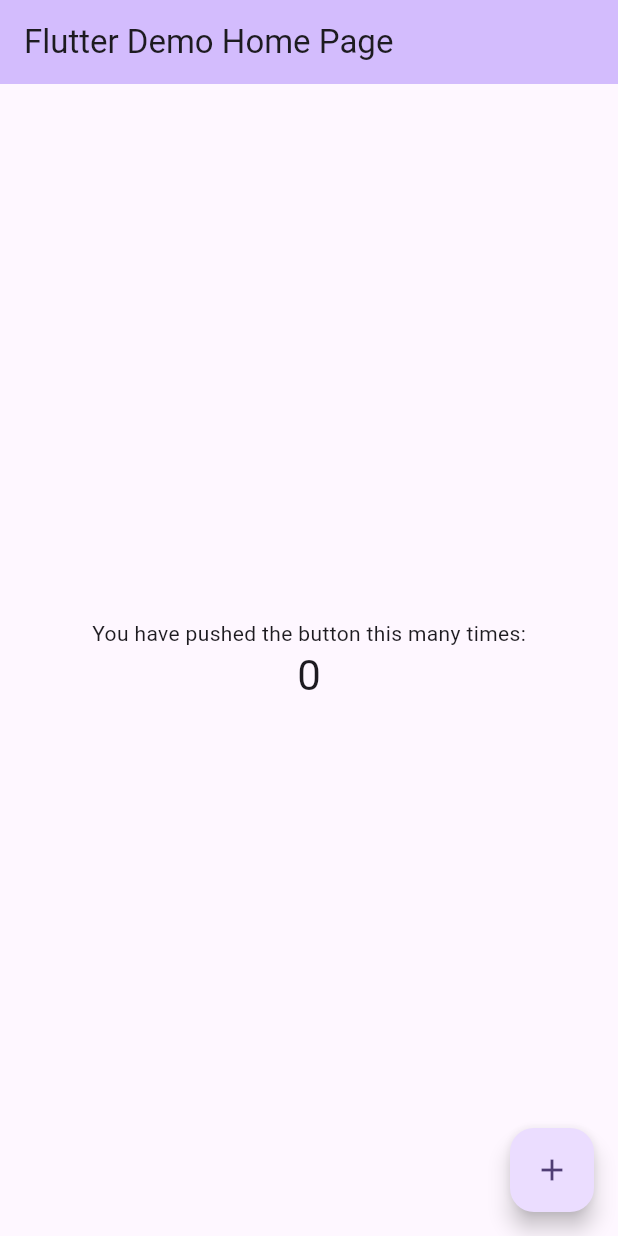
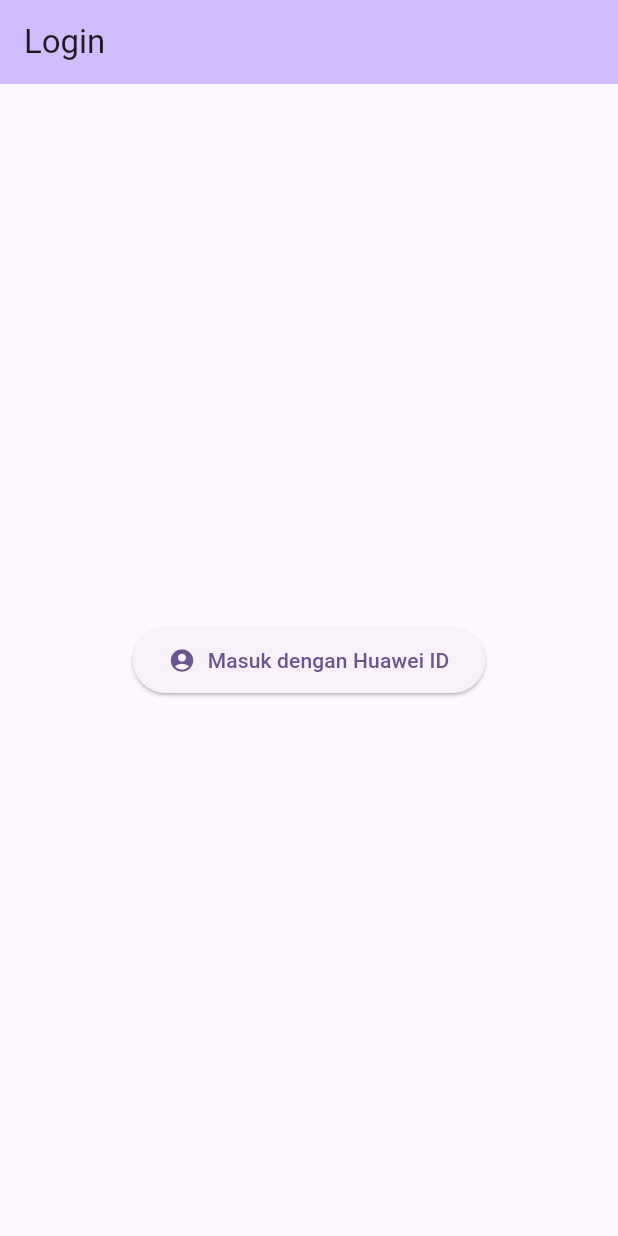
Before and after one commit to algokelvin-373/MoneyApp, a Flutter app: the screen it shows after launch, on a phone screen of 412 x 824 dp. Run offline on Flutter 3.47's test engine with Material 3 defaults, Android fonts, the phone set to English and light mode, and no system bars; missing offline and left inert: huawei_account.

Commit message:
Flow login with HUAWEI ID

```diff
--- a/money_app/lib/main.dart
+++ b/money_app/lib/main.dart
@@ -1,4 +1,5 @@
 import 'package:flutter/material.dart';
+import 'package:money_app/auth_service.dart';
 
 void main() {
   runApp(const MyApp());
@@ -10,15 +11,88 @@ class MyApp extends StatelessWidget {
   @override
   Widget build(BuildContext context) {
     return MaterialApp(
-      title: 'Flutter Demo',
+      title: 'Keuangan Pribadi',
       theme: ThemeData(
         colorScheme: ColorScheme.fromSeed(seedColor: Colors.deepPurple),
       ),
-      home: const MyHomePage(title: 'Flutter Demo Home Page'),
+      // Mulai dari LoginPage
+      home: const LoginPage(),
     );
   }
 }
 
+// ------------------------------------------
+// Halaman Login
+// ------------------------------------------
+class LoginPage extends StatefulWidget {
+  const LoginPage({super.key});
+
+  @override
+  State<LoginPage> createState() => _LoginPageState();
+}
+
+class _LoginPageState extends State<LoginPage> {
+  bool _isLoading = false;
+
+  Future<void> _loginWithHuawei() async {
+    setState(() => _isLoading = true);
+    try {
+      final account = await AuthService().login();
+      if (account != null && mounted) {
+        Navigator.pushReplacement(
+          context,
+          MaterialPageRoute(
+            builder: (_) => MyHomePage(title: 'Dashboard Keuangan'),
+          ),
+        );
+      } else if (mounted) {
+        // account == null → pengguna sengaja membatalkan
+        ScaffoldMessenger.of(
+          context,
+        ).showSnackBar(const SnackBar(content: Text('Login dibatalkan.')));
+      }
+    } catch (e) {
+      if (mounted) {
+        // Exception berarti ada error teknis
+        ScaffoldMessenger.of(
+          context,
+        ).showSnackBar(SnackBar(content: Text('Gagal login: ${e.toString()}')));
+      }
+    } finally {
+      if (mounted) setState(() => _isLoading = false);
+    }
+  }
+
+  @override
+  Widget build(BuildContext context) {
+    return Scaffold(
+      appBar: AppBar(
+        title: const Text('Login'),
+        backgroundColor: Theme.of(context).colorScheme.inversePrimary,
+      ),
+      body: Center(
+        child:
+            _isLoading
+                ? const CircularProgressIndicator()
+                : ElevatedButton.icon(
+                  icon: const Icon(Icons.account_circle),
+                  label: const Text('Masuk dengan Huawei ID'),
+                  onPressed: _loginWithHuawei,
+                  style: ElevatedButton.styleFrom(
+                    padding: const EdgeInsets.symmetric(
+                      horizontal: 24,
+                      vertical: 12,
+                    ),
+                  ),
+                ),
+      ),
+    );
+  }
+}
+
+// ------------------------------------------
+// Halaman Utama (setelah login sukses)
+// ------------------------------------------
 class MyHomePage extends StatefulWidget {
   const MyHomePage({super.key, required this.title});
 
@@ -48,7 +122,7 @@ class _MyHomePageState extends State<MyHomePage> {
         child: Column(
           mainAxisAlignment: MainAxisAlignment.center,
           children: <Widget>[
-            const Text('You have pushed the button this many times:'),
+            const Text('Login berhasil! Counter:'),
             Text(
               '$_counter',
               style: Theme.of(context).textTheme.headlineMedium,
```
Also changed, not shown: money_app/lib/auth_service.dart (added, +35 -0 lines).
